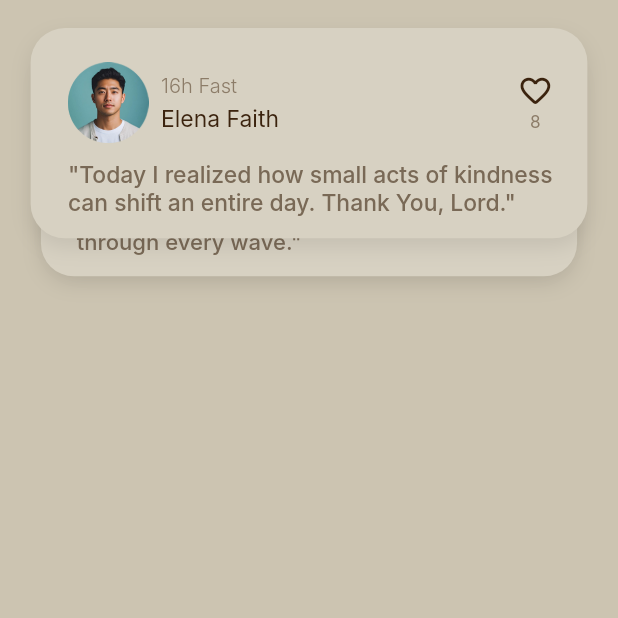
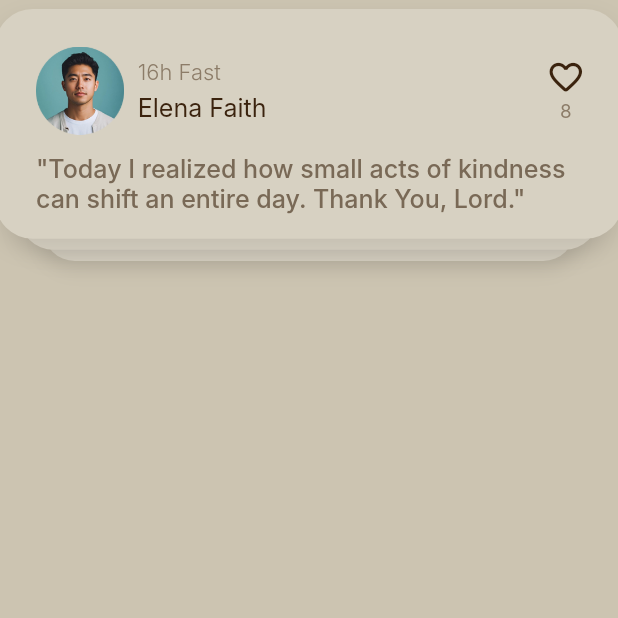
Before and after one commit to KaziAsif406/Ezri_Religional_Faith_App, a Flutter app: the StackedCardsScreen screen opened directly, on a phone screen of 412 x 824 dp, the top half of it. Run offline on Flutter 3.47's test engine with Material 3 defaults, Android fonts, the phone set to English and light mode, and no system bars; drawn by our look-alikes of auto_animated; our stand-ins replace cached_network_image, dio, flutter_screenutil, get, get_it, get_storage and 2 more; missing offline and left inert: dotlottie_loader; accounts and stored records are empty.

Commit message:
Stacked Cards Widget Refactored

```diff
--- a/lib/features/community/presentation/stacked_cards.dart
+++ b/lib/common_widgets/stacked_cards.dart
@@ -14,10 +14,7 @@
     return Scaffold(
       backgroundColor: AppColors.scaffoldColor,
       body: SafeArea(
-        child: Padding(
-          padding: EdgeInsets.symmetric(horizontal: 20.w, vertical: 16.h),
         child: const CommunitySwipeCardDeck(),
-        ),
       ),
     );
   }
@@ -69,11 +66,9 @@
     final int visibleCount =
         _cards.length < _maxVisibleCards ? _cards.length : _maxVisibleCards;
 
-    return Padding(
-      padding: const EdgeInsets.symmetric(horizontal: 15.0),
-      child: Column(
+    return Column(
       children: [
-          UIHelper.verticalSpace(35.h),
+        UIHelper.verticalSpace(50.h),
         SizedBox(
           height: 160.h,
           child: Stack(
@@ -87,13 +82,13 @@
               return AnimatedPositioned(
                 duration: const Duration(milliseconds: 320),
                 curve: Curves.easeOut,
-                  top: depthIndex * -12.h,
-                  left: 0,
-                  right: 0,
+                top: depthIndex * -15.h,
+                left: 30.w,
+                right: 30.w,
                 child: AnimatedScale(
                   duration: const Duration(milliseconds: 320),
                   curve: Curves.easeOut,
-                    scale: 1 + (depthIndex * 0.04),
+                  scale: 1 + (depthIndex * 0.09),
                   child: isTopCard
                       ? Dismissible(
                           key: ValueKey<String>(card.id),
@@ -108,10 +103,10 @@
                             alignment: Alignment.centerLeft,
                             icon: Icons.arrow_forward_rounded,
                           ),
-                            secondaryBackground: const _SwipeHintBackground(
-                              alignment: Alignment.centerRight,
-                              icon: Icons.arrow_back_rounded,
-                            ),
+                          // secondaryBackground: const _SwipeHintBackground(
+                          //   alignment: Alignment.centerRight,
+                          //   icon: Icons.arrow_back_rounded,
+                          // ),
                           onDismissed: (_) => _removeTopCard(),
                           child: _buildCard(card),
                         )
@@ -122,7 +117,6 @@
           ),
         ),
       ],
-      ),
     );
   }
 
@@ -259,4 +253,14 @@
     likesCount: 3,
     showYouTag: false,
   ),
+  _EncouragementStackItem(
+    id: 'card_5',
+    authorName: 'Mila Turner',
+    categoryLabel: 'Personal Growth',
+    postedAgo: '4d Fast',
+    message:
+        '"Fasting isn\'t just about giving up food, it\'s about making space for God\'s voice to grow louder in your life."',
+    likesCount: 3,
+    showYouTag: false,
+  ),
 ];
--- a/lib/features/home/presentation/home.dart
+++ b/lib/features/home/presentation/home.dart
@@ -1,7 +1,7 @@
 import 'package:flutter/material.dart';
 import 'package:flutter_screenutil/flutter_screenutil.dart';
 import 'package:template_flutter/constants/text_font_style.dart';
-import 'package:template_flutter/features/community/presentation/stacked_cards.dart';
+import 'package:template_flutter/common_widgets/stacked_cards.dart';
 import 'package:template_flutter/helpers/all_routes.dart';
 import 'package:template_flutter/helpers/navigation_service.dart';
 import 'package:template_flutter/helpers/ui_helpers.dart';
```
Lines whose indentation alone changed are shown as unchanged.
